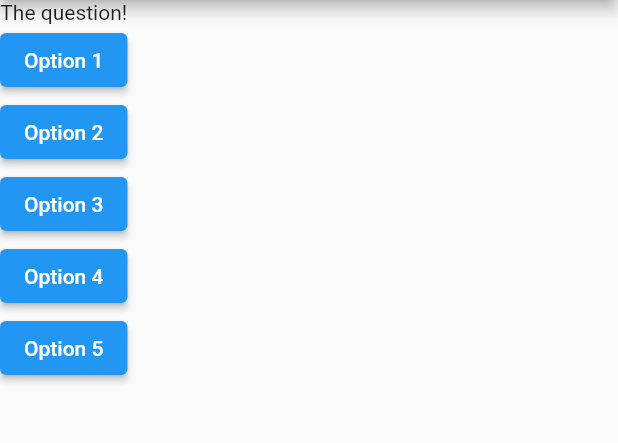
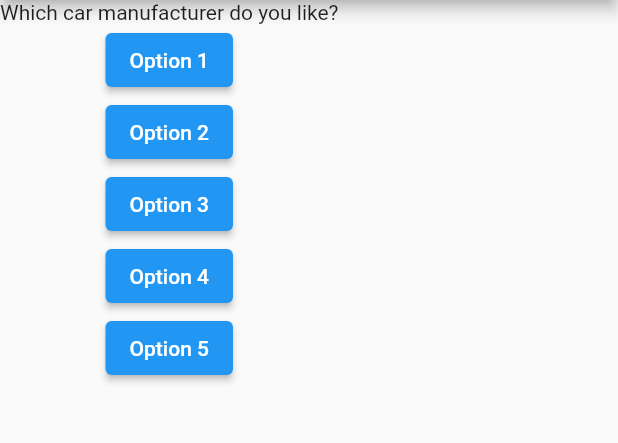
Before and after one commit to BrushankPatra/velocity, a Flutter app: the screen it shows after launch, after a tap on "Option 1", on a phone screen of 412 x 824 dp, the part 84-527 px from its top. Run offline on Flutter 3.47's test engine with Material 2 defaults, Android fonts, the phone set to English and light mode, and no system bars.

Commit message:
tried to update question by simply changing index in stateless widget

```diff
--- a/lib/main.dart
+++ b/lib/main.dart
@@ -1,9 +1,12 @@
-import 'package:flutter/material.dart';
+import "package:flutter/material.dart";
 
 void main() => runApp(UnoriginalApp());
 
 class UnoriginalApp extends StatelessWidget {
+  var questionIndex = 0;
+
   void answerQuestion() {
+    questionIndex += 1;
     print("answer chosen!");
   }
 
@@ -23,7 +26,7 @@ class UnoriginalApp extends StatelessWidget {
         ),
         body: Column(
           children: [
-            Text("The question!"),
+            Text(questions[questionIndex]),
             ElevatedButton(
               onPressed: answerQuestion,
               child: Text("Option 1"),
```
